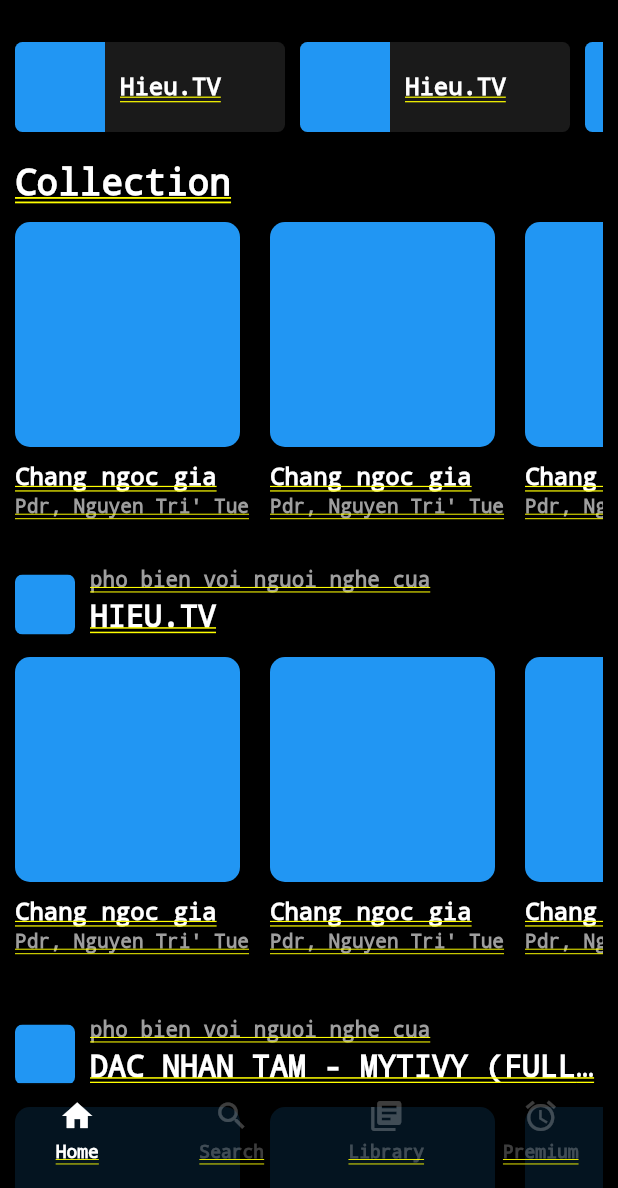
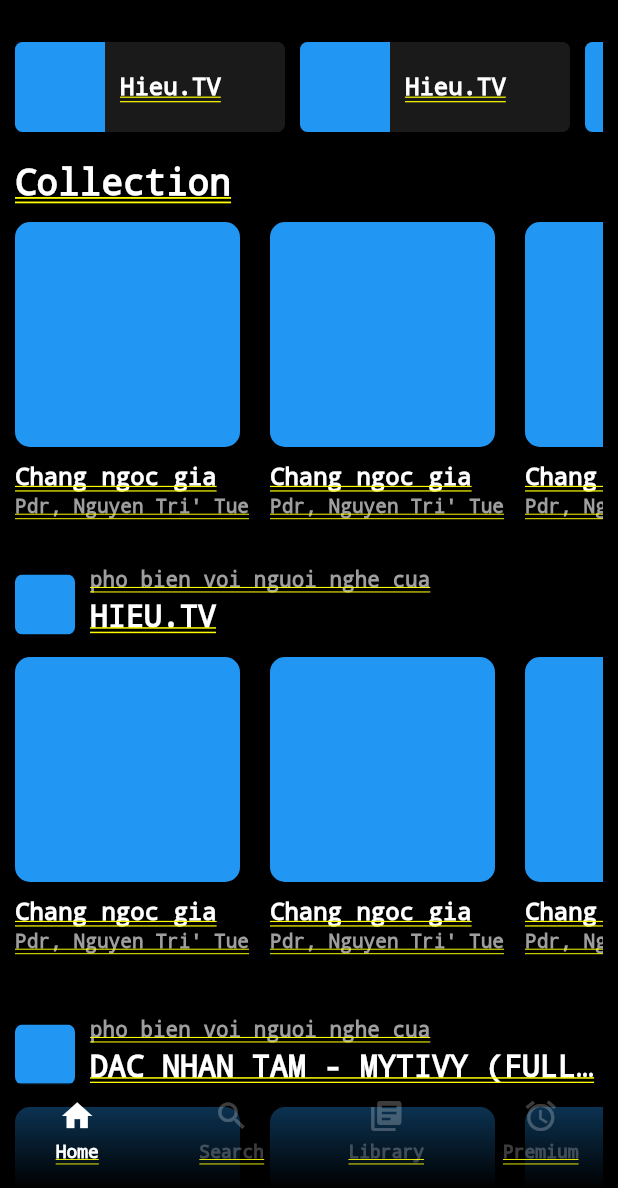
Before and after one commit to 0digimon0/fake_spotify, a Flutter app: the screen it shows after launch, on a phone screen of 412 x 824 dp, the part 48-1236 px from its top. Run offline on Flutter 3.47's test engine with Material 2 defaults, Android fonts, the light colour scheme and no system bars; our stand-ins replace audioplayers, equatable, flutter_bloc, flutter_easyloading, get_it and 1 more; missing offline and left inert: dart:ffi.

Commit message:
update screen library
- update library item
- gradient navigation bar
- remove initial page after navigated

```diff
--- a/fake_spotify/lib/main.dart
+++ b/fake_spotify/lib/main.dart
@@ -41,6 +41,7 @@ class MyApp extends StatelessWidget {
           alignment: Alignment.bottomCenter,
           children: [
             MaterialApp(
+              debugShowCheckedModeBanner: false,
               onGenerateRoute: AppRoute.getRoute,
               initialRoute: RouteConstant.initial,
               builder: EasyLoading.init(),
--- a/fake_spotify/lib/presentation/pages/initial_page.dart
+++ b/fake_spotify/lib/presentation/pages/initial_page.dart
@@ -10,7 +10,7 @@ class InitialPage extends StatelessWidget {
   Widget build(BuildContext context) {
     SchedulerBinding.instance!.addPostFrameCallback((_) {
       Loader.appLoader.showTabbar();
-      Navigator.of(context).pushNamed(RouteConstant.home);
+      Navigator.of(context).pushReplacementNamed(RouteConstant.home);
     });
     return BlocListener<NavigatorBloc, HomeNavigatorState>(
       listener: (context, state) {
--- a/fake_spotify/lib/presentation/widget/bottom_bar.dart
+++ b/fake_spotify/lib/presentation/widget/bottom_bar.dart
@@ -46,7 +46,13 @@
   Widget build(BuildContext context) {
     debugPrint("NavigationBarState build: $selectedIdex");
     return Container(
-      color: Colors.black87,
+      decoration: BoxDecoration(
+          gradient: LinearGradient(
+              colors: [Colors.black.withAlpha(144), Colors.black],
+              begin: const FractionalOffset(0.0, 0.0),
+              end: const FractionalOffset(0.0, 1.0),
+              stops: [0.0, 1.0],
+              tileMode: TileMode.clamp)),
       width: double.infinity,
       height: Dimens.bottomBarHeight,
       child: Directionality(
--- a/fake_spotify/pubspec.yaml
+++ b/fake_spotify/pubspec.yaml
@@ -32,6 +32,7 @@ dependencies:
   logger: any
    # flutter pub run build_runner build --delete-conflicting-outputs
   json_annotation: any
+  json_serializable: ^6.2.0
   retrofit: any
   # flutter packages pub run build_runner build
   floor: ^1.1.0
@@ -48,6 +49,7 @@ dependencies:
   path_provider_macos: ^2.0.0
 
 dev_dependencies:
+  build_runner:
   flutter_test:
     sdk: flutter
 
@@ -66,6 +68,7 @@ flutter:
   assets:
     - assets/audio/mp3_scifi_robot.mp3
     - assets/image/taylor_swift.jpeg
+    - assets/image/ic_audio_media.png
   #   - images/a_dot_ham.jpeg
 
   # An image asset can refer to one or more resolution-specific "variants", see
```
Also changed, not shown: fake_spotify/lib/data/model/song_item_model.dart (added, +17 -0 lines), fake_spotify/lib/presentation/pages/library_page.dart (+58 -6 lines), fake_spotify/assets/image/ic_audio_media.png (added), fake_spotify/lib/data/model/song_item_model.g.dart (added), fake_spotify/pubspec.lock.
